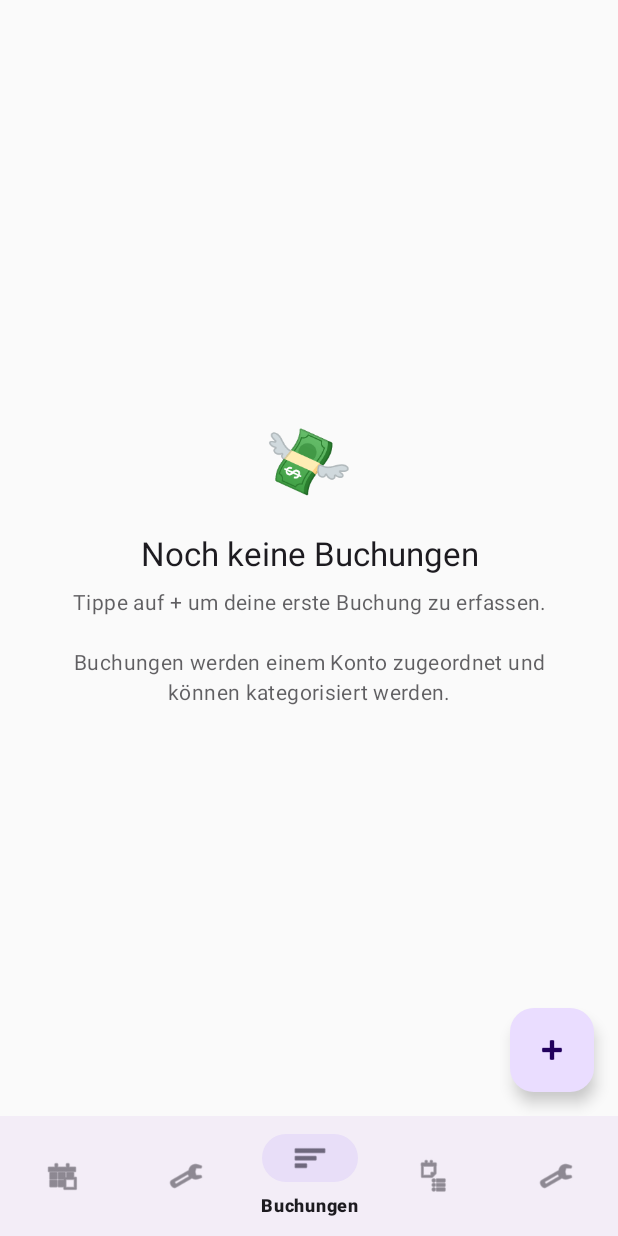
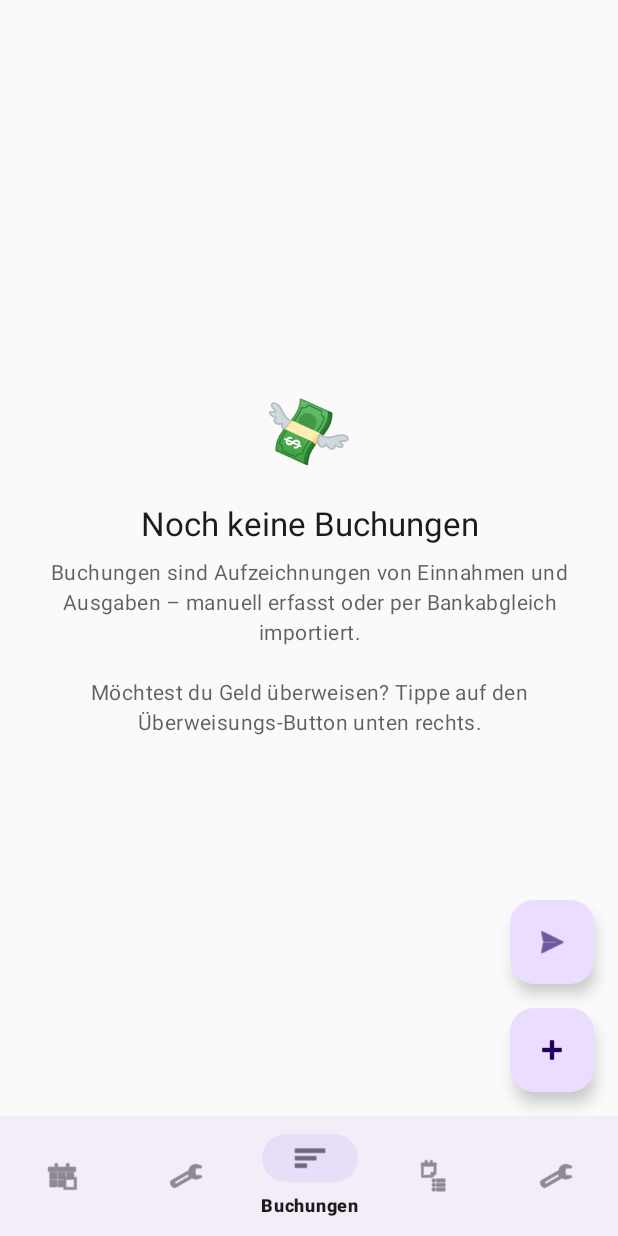
Before and after one commit to felix-dieterle/MyBudgets, an Android app: the TransferFragment screen opened through its navigation route, item 3 of the bottom bar chosen, on a phone screen of 412 x 824 dp. Run offline under Robolectric (Android 15) with nearby library versions, the phone set to English and light mode, and no system bars; our stand-ins replace Dagger/Hilt's generated code, navigation-ui; libraries missing offline, so code that uses them is left out: org.kapott.hbci.

Commit message:
feat: clarify Buchungen vs Überweisungen UX - add transfer FAB and confirmation dialog
- Add second FAB on Buchungen screen to navigate directly to Überweisungen
- Add nav graph action from transactionsFragment to transferFragment
- Add confirmation dialog in TransferFragment showing recipient/IBAN/amount
  before executing the bank transfer (followed by PIN/TAN)
- Update strings to clearly explain Buchungen = local records,
  Überweisungen = bank payment instructions with recipient + security check
- Update onboarding and empty state messages

Agent-Logs-Url: https://github.com/felix-dieterle/MyBudgets/sessions/86f7d967-ff81-43ca-9af7-ee125f3701b3

Co-authored-by: felix-dieterle <1490062+felix-dieterle@users.noreply.github.com>

```diff
--- a/app/src/main/java/de/mybudgets/app/ui/transactions/TransactionsFragment.kt
+++ b/app/src/main/java/de/mybudgets/app/ui/transactions/TransactionsFragment.kt
@@ -35,6 +35,9 @@ class TransactionsFragment : Fragment() {
         binding.fabAddTransaction.setOnClickListener {
             findNavController().navigate(R.id.action_transactionsFragment_to_addEditTransactionFragment)
         }
+        binding.fabNewTransfer.setOnClickListener {
+            findNavController().navigate(R.id.action_transactionsFragment_to_transferFragment)
+        }
         viewLifecycleOwner.lifecycleScope.launch {
             repeatOnLifecycle(Lifecycle.State.STARTED) {
                 vm.transactions.collect { list ->
--- a/app/src/main/res/layout/fragment_transactions.xml
+++ b/app/src/main/res/layout/fragment_transactions.xml
@@ -48,6 +48,16 @@
     </LinearLayout>
 
     <com.google.android.material.floatingactionbutton.FloatingActionButton
+        android:id="@+id/fab_new_transfer"
+        android:layout_width="wrap_content"
+        android:layout_height="wrap_content"
+        android:layout_gravity="bottom|end"
+        android:layout_marginEnd="16dp"
+        android:layout_marginBottom="88dp"
+        android:contentDescription="@string/transfer_new"
+        android:src="@android:drawable/ic_menu_send" />
+
+    <com.google.android.material.floatingactionbutton.FloatingActionButton
         android:id="@+id/fab_add_transaction"
         android:layout_width="wrap_content"
         android:layout_height="wrap_content"
--- a/app/src/main/res/navigation/nav_graph.xml
+++ b/app/src/main/res/navigation/nav_graph.xml
@@ -37,6 +37,8 @@
             app:destination="@id/transactionDetailFragment" />
         <action android:id="@+id/action_transactionsFragment_to_addEditTransactionFragment"
             app:destination="@id/addEditTransactionFragment" />
+        <action android:id="@+id/action_transactionsFragment_to_transferFragment"
+            app:destination="@id/transferFragment" />
     </fragment>
 
     <fragment android:id="@+id/transactionDetailFragment"
--- a/app/src/main/res/values/strings.xml
+++ b/app/src/main/res/values/strings.xml
@@ -42,11 +42,11 @@
     <string name="empty_accounts_title">Noch keine Konten</string>
     <string name="empty_accounts_message">Tippe auf + um dein erstes Konto anzulegen.\n\nDu kannst echte Bankkonten (mit IBAN/BLZ) sowie virtuelle Unterkonten anlegen.</string>
     <string name="empty_transactions_title">Noch keine Buchungen</string>
-    <string name="empty_transactions_message">Tippe auf + um deine erste Buchung zu erfassen.\n\nBuchungen werden einem Konto zugeordnet und können kategorisiert werden.</string>
+    <string name="empty_transactions_message">Buchungen sind Aufzeichnungen von Einnahmen und Ausgaben – manuell erfasst oder per Bankabgleich importiert.\n\nMöchtest du Geld überweisen? Tippe auf den Überweisungs-Button unten rechts.</string>
 
     <!-- Onboarding -->
     <string name="onboarding_title">Willkommen bei MyBudgets 👋</string>
-    <string name="onboarding_message">MyBudgets hilft dir, deine Finanzen im Blick zu behalten:\n\n• Lege echte Bankkonten mit IBAN an\n• Erstelle virtuelle Unterkonten (z. B. „Urlaub", „Notgroschen") die mit einem echten Konto verknüpft sind\n• Erfasse Einnahmen, Ausgaben und Überweisungen\n• Synchronisiere Buchungen mit deiner Bank\n\nAlle Daten werden zunächst nur lokal gespeichert.</string>
+    <string name="onboarding_message">MyBudgets hilft dir, deine Finanzen im Blick zu behalten:\n\n• Lege echte Bankkonten mit IBAN an\n• Erstelle virtuelle Unterkonten (z. B. „Urlaub", „Notgroschen") die mit einem echten Konto verknüpft sind\n• Erfasse Einnahmen und Ausgaben als Buchungen (lokal oder per Bankabgleich importiert)\n• Führe Überweisungen an externe Empfänger durch – mit Empfänger, IBAN, Verwendungszweck und TAN-Bestätigung\n• Richte Daueraufträge ein und synchronisiere mit deiner Bank\n\nAlle Daten werden zunächst nur lokal gespeichert.</string>
     <string name="onboarding_ok">Los geht\'s!</string>
 
     <!-- Legal -->
@@ -60,6 +60,7 @@
 
     <!-- Transfers -->
     <string name="transfer_title">Überweisung</string>
+    <string name="transfer_new">Neue Überweisung</string>
     <string name="transfer_from_account">Quellkonto</string>
     <string name="transfer_recipient_name">Empfängername</string>
     <string name="transfer_recipient_iban">Empfänger IBAN</string>
@@ -69,6 +70,9 @@
     <string name="transfer_pin_title">PIN für %s</string>
     <string name="transfer_tan_title">TAN-Eingabe: %s</string>
     <string name="transfer_legal_notice">⚠ Überweisungen sind unwiderruflich. Bitte prüfe alle Angaben sorgfältig.</string>
+    <string name="transfer_confirm_title">Überweisung bestätigen</string>
+    <string name="transfer_confirm_message">Empfänger: %1$s\nIBAN: %2$s\nBetrag: %3$s\nVerwendungszweck: %4$s\n\nDie Überweisung wird unwiderruflich an deine Bank übermittelt. Anschließend wirst du zur PIN/TAN-Eingabe aufgefordert.\n\nFortfahren?</string>
+    <string name="transfer_confirm_ok">Bestätigen &amp; PIN/TAN eingeben</string>
     <string name="error_invalid_iban">Ungültige IBAN</string>
     <string name="error_invalid_amount">Ungültiger Betrag</string>
     <string name="error_required">Pflichtfeld</string>
```
Also changed, not shown: app/src/main/java/de/mybudgets/app/ui/transfers/TransferFragment.kt (+18 -1 lines).
